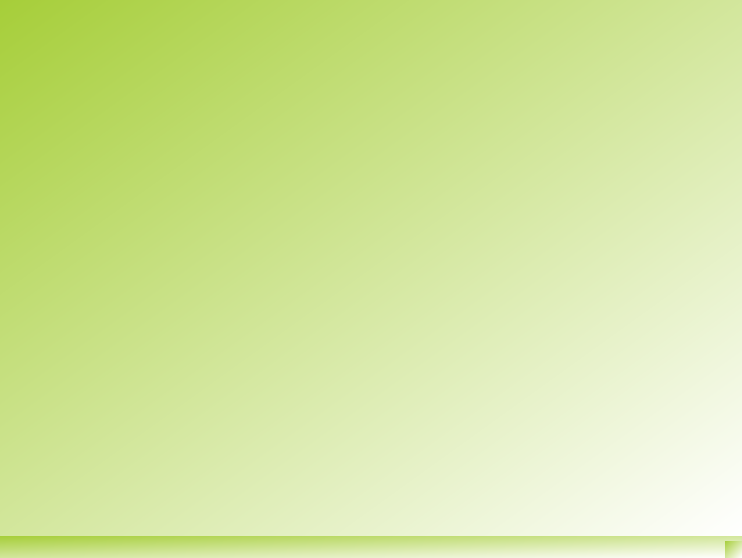
The window that ui/MainWindow.ui (HaikAsatryan/eInvoiceToExcel) describes before a commit, drawn with Qt 5.
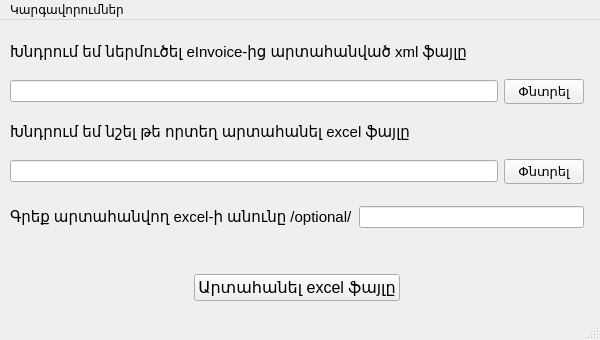
The same window after the commit. Icons and pictures are not drawn.

Diff of the .ui file:
```diff
--- a/ui/MainWindow.ui
+++ b/ui/MainWindow.ui
@@ -2,32 +2,271 @@
 <ui version="4.0">
  <class>MainWindow</class>
  <widget class="QMainWindow" name="MainWindow">
+  <property name="enabled">
+   <bool>true</bool>
+  </property>
   <property name="geometry">
    <rect>
     <x>0</x>
     <y>0</y>
-    <width>742</width>
-    <height>558</height>
+    <width>600</width>
+    <height>340</height>
    </rect>
   </property>
+  <property name="sizePolicy">
+   <sizepolicy hsizetype="Fixed" vsizetype="Fixed">
+    <horstretch>0</horstretch>
+    <verstretch>0</verstretch>
+   </sizepolicy>
+  </property>
+  <property name="minimumSize">
+   <size>
+    <width>600</width>
+    <height>340</height>
+   </size>
+  </property>
+  <property name="maximumSize">
+   <size>
+    <width>600</width>
+    <height>340</height>
+   </size>
+  </property>
   <property name="windowTitle">
    <string>eInvoice XML to Excel</string>
   </property>
   <property name="styleSheet">
-   <string notr="true">background-color: qlineargradient(spread:pad, x1:0, y1:0, x2:1, y2:1, stop:0 rgba(166, 206, 57, 255), stop:1 rgba(255, 255, 255, 255));
-
+   <string notr="true">QMainWindow{
+background-color: qlineargradient(spread:pad, x1:0, y1:0, x2:1, y2:1, stop:0 rgba(166, 206, 57, 255), stop:1 rgba(255, 255, 255, 255));
+}
 font: 8pt &quot;Helvetica&quot;;</string>
   </property>
-  <widget class="QWidget" name="centralwidget"/>
+  <widget class="QWidget" name="centralwidget">
+   <widget class="QWidget" name="verticalLayoutWidget">
+    <property name="geometry">
+     <rect>
+      <x>10</x>
+      <y>10</y>
+      <width>574</width>
+      <height>271</height>
+     </rect>
+    </property>
+    <layout class="QVBoxLayout" name="verticalLayout">
+     <item>
+      <widget class="QLabel" name="label">
+       <property name="sizePolicy">
+        <sizepolicy hsizetype="Fixed" vsizetype="Preferred">
+         <horstretch>0</horstretch>
+         <verstretch>0</verstretch>
+        </sizepolicy>
+       </property>
+       <property name="font">
+        <font>
+         <pointsize>11</pointsize>
+        </font>
+       </property>
+       <property name="text">
+        <string>Խնդրում եմ ներմուծել eInvoice-ից արտահանված xml ֆայլը</string>
+       </property>
+      </widget>
+     </item>
+     <item>
+      <layout class="QHBoxLayout" name="horizontalLayout_4">
+       <item>
+        <widget class="QLineEdit" name="xml_path">
+         <property name="sizePolicy">
+          <sizepolicy hsizetype="Expanding" vsizetype="Fixed">
+           <horstretch>15</horstretch>
+           <verstretch>0</verstretch>
+          </sizepolicy>
+         </property>
+         <property name="baseSize">
+          <size>
+           <width>0</width>
+           <height>0</height>
+          </size>
+         </property>
+        </widget>
+       </item>
+       <item>
+        <widget class="QPushButton" name="xml_browse_button">
+         <property name="sizePolicy">
+          <sizepolicy hsizetype="Fixed" vsizetype="Fixed">
+           <horstretch>0</horstretch>
+           <verstretch>0</verstretch>
+          </sizepolicy>
+         </property>
+         <property name="font">
+          <font>
+           <pointsize>10</pointsize>
+          </font>
+         </property>
+         <property name="text">
+          <string>Փնտրել</string>
+         </property>
+        </widget>
+       </item>
+      </layout>
+     </item>
+     <item>
+      <widget class="QLabel" name="label_2">
+       <property name="sizePolicy">
+        <sizepolicy hsizetype="Fixed" vsizetype="Preferred">
+         <horstretch>0</horstretch>
+         <verstretch>0</verstretch>
+        </sizepolicy>
+       </property>
+       <property name="font">
+        <font>
+         <pointsize>11</pointsize>
+        </font>
+       </property>
+       <property name="text">
+        <string>Խնդրում եմ նշել թե որտեղ արտահանել excel ֆայլը</string>
+       </property>
+      </widget>
+     </item>
+     <item>
+      <layout class="QHBoxLayout" name="horizontalLayout_5">
+       <item>
+        <widget class="QLineEdit" name="xlsx_path">
+         <property name="enabled">
+          <bool>true</bool>
+         </property>
+         <property name="text">
+          <string/>
+         </property>
+        </widget>
+       </item>
+       <item>
+        <widget class="QPushButton" name="xlsx_browse_button">
+         <property name="sizePolicy">
+          <sizepolicy hsizetype="Fixed" vsizetype="Fixed">
+           <horstretch>0</horstretch>
+           <verstretch>0</verstretch>
+          </sizepolicy>
+         </property>
+         <property name="font">
+          <font>
+           <pointsize>10</pointsize>
+          </font>
+         </property>
+         <property name="text">
+          <string>Փնտրել</string>
+         </property>
+        </widget>
+       </item>
+      </layout>
+     </item>
+     <item>
+      <spacer name="verticalSpacer_2">
+       <property name="orientation">
+        <enum>Qt::Vertical</enum>
+       </property>
+       <property name="sizeType">
+        <enum>QSizePolicy::Preferred</enum>
+       </property>
+       <property name="sizeHint" stdset="0">
+        <size>
+         <width>15</width>
+         <height>16</height>
+        </size>
+       </property>
+      </spacer>
+     </item>
+     <item>
+      <layout class="QHBoxLayout" name="horizontalLayout_6">
+       <item>
+        <widget class="QLabel" name="xlsx_name_label">
+         <property name="sizePolicy">
+          <sizepolicy hsizetype="Fixed" vsizetype="Preferred">
+           <horstretch>0</horstretch>
+           <verstretch>0</verstretch>
+          </sizepolicy>
+         </property>
+         <property name="font">
+          <font>
+           <pointsize>11</pointsize>
+          </font>
+         </property>
+         <property name="text">
+          <string>Գրեք արտահանվող excel-ի անունը /optional/</string>
+         </property>
+        </widget>
+       </item>
+       <item>
+        <widget class="QLineEdit" name="xlsx_name"/>
+       </item>
+      </layout>
+     </item>
+     <item>
+      <spacer name="verticalSpacer">
+       <property name="orientation">
+        <enum>Qt::Vertical</enum>
+       </property>
+       <property name="sizeType">
+        <enum>QSizePolicy::Minimum</enum>
+       </property>
+       <property name="sizeHint" stdset="0">
+        <size>
+         <width>20</width>
+         <height>40</height>
+        </size>
+       </property>
+      </spacer>
+     </item>
+     <item>
+      <layout class="QHBoxLayout" name="horizontalLayout_7">
+       <item>
+        <widget class="QPushButton" name="export_button">
+         <property name="sizePolicy">
+          <sizepolicy hsizetype="Fixed" vsizetype="Fixed">
+           <horstretch>0</horstretch>
+           <verstretch>0</verstretch>
+          </sizepolicy>
+         </property>
+         <property name="minimumSize">
+          <size>
+           <width>189</width>
+           <height>27</height>
+          </size>
+         </property>
+         <property name="baseSize">
+          <size>
+           <width>0</width>
+           <height>0</height>
+          </size>
+         </property>
+         <property name="font">
+          <font>
+           <pointsize>12</pointsize>
+          </font>
+         </property>
+         <property name="text">
+          <string>Արտահանել excel ֆայլը</string>
+         </property>
+        </widget>
+       </item>
+      </layout>
+     </item>
+    </layout>
+   </widget>
+  </widget>
   <widget class="QMenuBar" name="menubar">
    <property name="geometry">
     <rect>
      <x>0</x>
      <y>0</y>
-     <width>742</width>
-     <height>20</height>
+     <width>600</width>
+     <height>21</height>
     </rect>
    </property>
+   <widget class="QMenu" name="menu">
+    <property name="title">
+     <string>Կարգավորումներ</string>
+    </property>
+    <addaction name="db_path_action"/>
+   </widget>
+   <addaction name="menu"/>
   </widget>
   <widget class="QStatusBar" name="statusbar"/>
  </widget>
```
Left out of the diff: 9 changed lines with no effect on the pictures.
